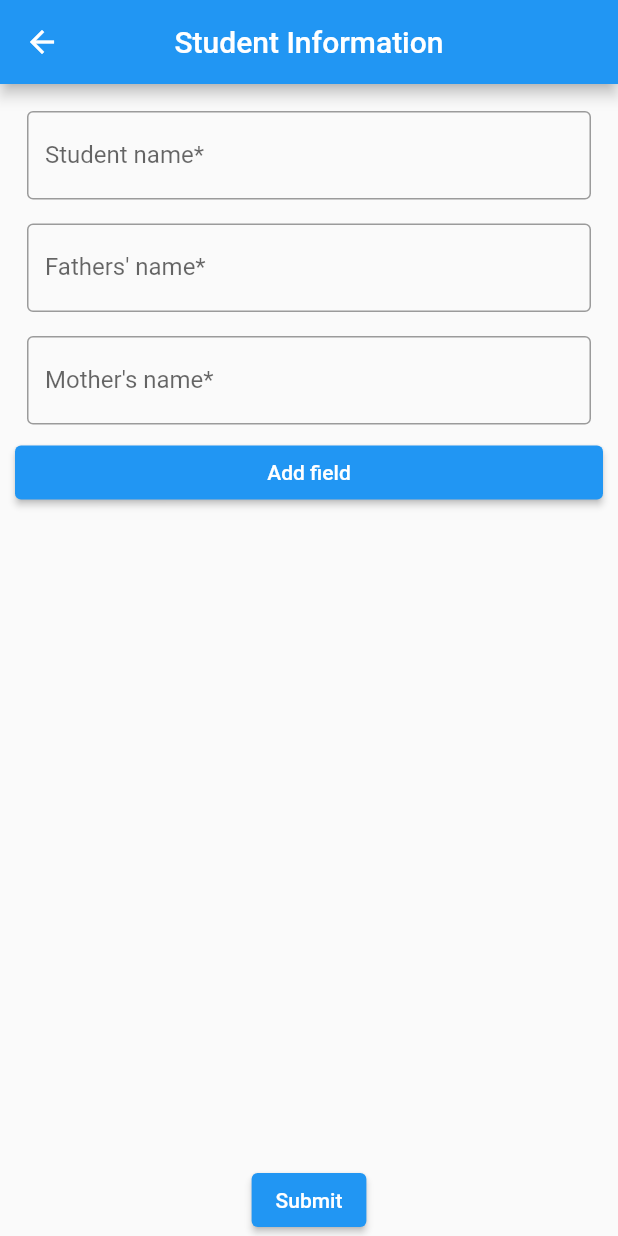
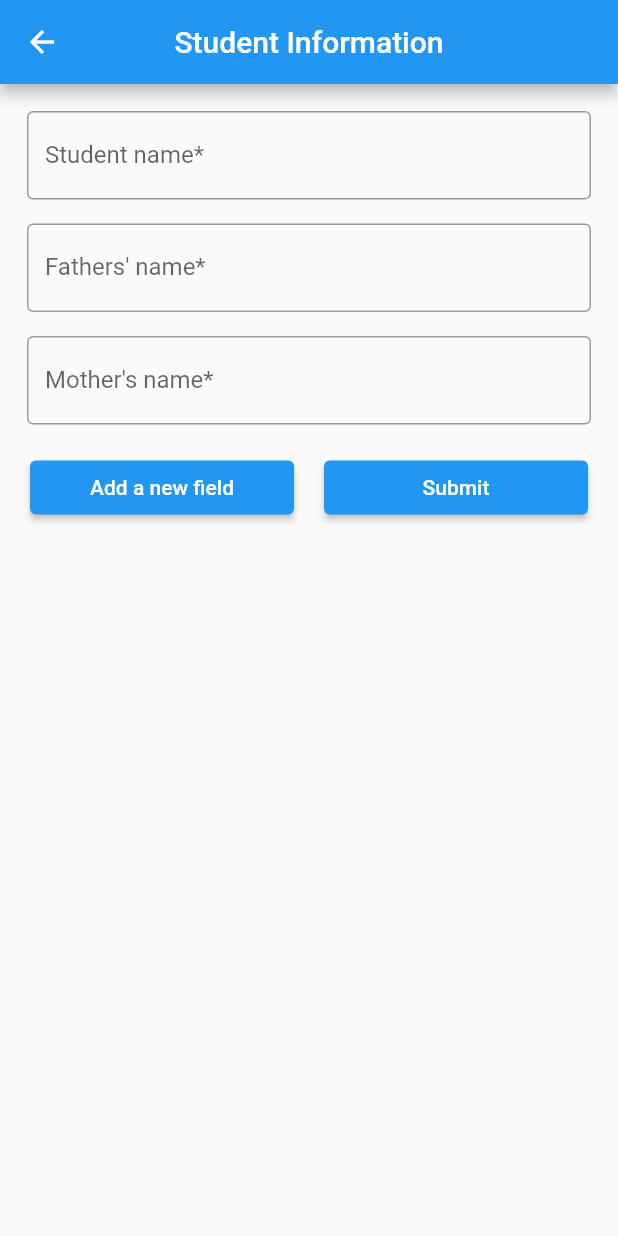
Before and after one commit to mazedul-ru-cse/customized_form, a Flutter app: the screen it shows after launch, after a tap on "Form", on a phone screen of 412 x 824 dp. Run offline on Flutter 3.47's test engine with Material 2 defaults, Android fonts, the phone set to English and light mode, and no system bars; our stand-ins replace bloc, flutter_bloc.

Commit message:
Done mobile part

```diff
--- a/lib/cubit/form_cubit.dart
+++ b/lib/cubit/form_cubit.dart
@@ -67,6 +67,10 @@ class FormCubit extends Cubit<InitialFormState> {
     emit(InitialFormState(formFields: field));
   }
 
+
+  int getLastIndex(){
+    return state.formFields.length;
+  }
 
   //Add a new field in the form
   void addDropdownField(int index,String fieldName, List<String> itemNames){
--- a/lib/main.dart
+++ b/lib/main.dart
@@ -37,7 +37,8 @@ class Form extends StatelessWidget {
         centerTitle: true,
       ),
 
-      body: Column(
+      body: Center(
+        child: Column(
           mainAxisAlignment: MainAxisAlignment.center,
               children: [
                 Card(
@@ -49,8 +50,9 @@ class Form extends StatelessWidget {
                   ),
                 ),
 
-              ElevatedButton(child: const Text("Form"),onPressed: ()=> Navigator.push(context, MaterialPageRoute(builder: (context)=>const StudentInformationForm()))),
+                ElevatedButton(child: const Text("Form"),onPressed: ()=> Navigator.push(context, MaterialPageRoute(builder: (context)=> const StudentInformationForm()))),
               ],
+            ),
       )
 
     );
--- a/lib/student_information_form.dart
+++ b/lib/student_information_form.dart
@@ -31,18 +31,42 @@ class _StudentInformationFormState extends State<StudentInformationForm> {
 
   Widget getFrom(){
     return Column(
+
       children: [
         Expanded(
           child: BlocBuilder<FormCubit,InitialFormState>(
               builder: (context,state){
                 return Container(
-                  margin: EdgeInsets.all(10),
+                  margin: const EdgeInsets.all(10),
                   child: ListView.builder(
                       itemCount: state.formFields.length+1,
                       itemBuilder: (context,index){
 
                         if(index == state.formFields.length){
-                          return ElevatedButton(onPressed: ()=> BlocProvider.of<FormCubit>(context).addNewFriend(index,context), child: Text("Add field"));
+                          return Row(
+                            mainAxisAlignment: MainAxisAlignment.spaceEvenly,
+                            children: [
+
+                              //Add a new field button
+                              Flexible(
+                                  flex: 1,
+                                  fit: FlexFit.tight,
+                                  child: Padding(
+                                    padding: const EdgeInsets.all(10.0),
+                                    child: ElevatedButton(onPressed: ()=> BlocProvider.of<FormCubit>(context).addNewFriend(BlocProvider.of<FormCubit>(context).getLastIndex(),context), child: Text("Add a new field")),
+                                  )),
+
+
+                              //Submit button
+                              Flexible(
+                                  flex: 1,
+                                  fit: FlexFit.tight,
+                                  child: Padding(
+                                    padding: const EdgeInsets.all(10.0),
+                                    child: ElevatedButton(onPressed: ()=> printFormInfo(), child: Text("Submit")),
+                                  )),
+                            ],
+                          );
                         }
                         return state.formFields[index];
                       }
@@ -53,7 +77,6 @@ class _StudentInformationFormState extends State<StudentInformationForm> {
         ),
 
         //Submit button
-        ElevatedButton(onPressed: ()=> printFormInfo(), child: Text("Submit"))
 
       ],
     );
```
Also changed, not shown: lib/component/radio_button_field.dart (+8 -3 lines). Lines whose indentation alone changed are shown as unchanged.
